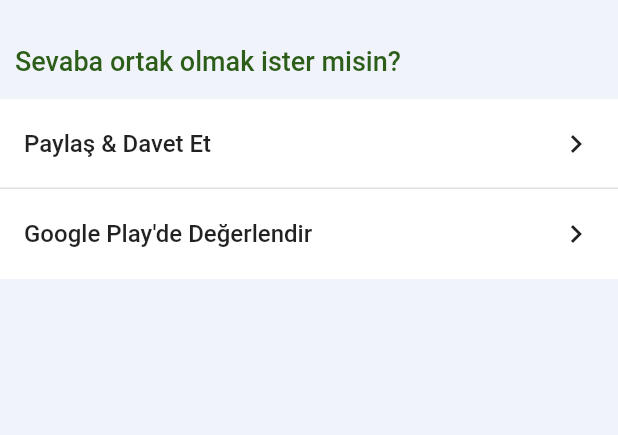
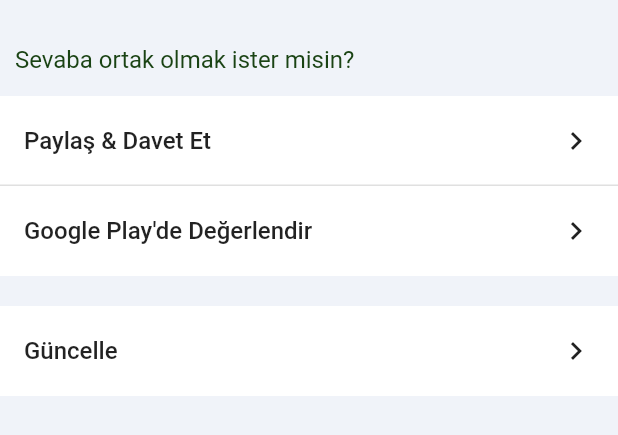
Before and after one commit to embeddeddreams/zakir, a Flutter app: the AccountPage widget shown alone on an empty page, opened directly, on a phone screen of 412 x 824 dp. Shown: the top 435 px of the screen. Run offline on Flutter 3.47's test engine with Material 2 defaults, Android fonts, the phone set to English and light mode, and no system bars; our stand-ins replace audioplayers, connectivity, flutter_local_notifications, get_it, google_fonts, share and 2 more; missing offline and left inert: in_app_update, rate_my_app, rect_getter; accounts and stored records are empty.

Commit message:
in_app_update and update button added

```diff
--- a/lib/src/pages/account_page.dart
+++ b/lib/src/pages/account_page.dart
@@ -90,9 +90,9 @@ class _AccountPageState extends State<AccountPage> {
             child: Text(
               "Sevaba ortak olmak ister misin?",
               style: TextStyle(
-                color: AppColors.green,
-                fontSize: 18,
-                fontWeight: FontWeight.w500,
+                color: AppColors.forestGreen,
+                fontSize: 16,
+                // fontWeight: FontWeight.w500,
               ),
             ),
           ),
@@ -218,6 +218,7 @@ class _AccountPageState extends State<AccountPage> {
                     },
                   ),
                 ),
+
                 // Divider(
                 //   height: 0,
                 //   thickness: 1,
@@ -242,6 +243,26 @@ class _AccountPageState extends State<AccountPage> {
                 //   ),
                 // ),
               ],
+            ),
+          ),
+          Container(
+            margin: EdgeInsets.only(top: 20),
+            color: Colors.white,
+            height: 60,
+            child: FlatButton(
+              child: Row(
+                  mainAxisAlignment: MainAxisAlignment.spaceBetween,
+                  children: <Widget>[
+                    Text(
+                      "Güncelle",
+                      style: TextStyle(fontSize: 16),
+                    ),
+                    Icon(Icons.chevron_right),
+                  ]),
+              onPressed: () {
+                _laucnhUrl(
+                    "https://play.google.com/store/apps/details?id=com.sunnahteam.zakir&hl=tr&showAllReviews=true");
+              },
             ),
           ),
           //   Container(
--- a/pubspec.yaml
+++ b/pubspec.yaml
@@ -1,7 +1,7 @@
 name: zakir
 description: Mobile Dhikr Application
 
-version: 1.0.1+4
+version: 1.1.0+5
 
 environment:
   sdk: ">=2.1.0 <3.0.0"
```
Also changed, not shown: lib/src/pages/app_page.dart (+100 -43 lines), flutter_01.png, flutter_02.png, flutter_03.png, flutter_04.png, flutter_05.png.
